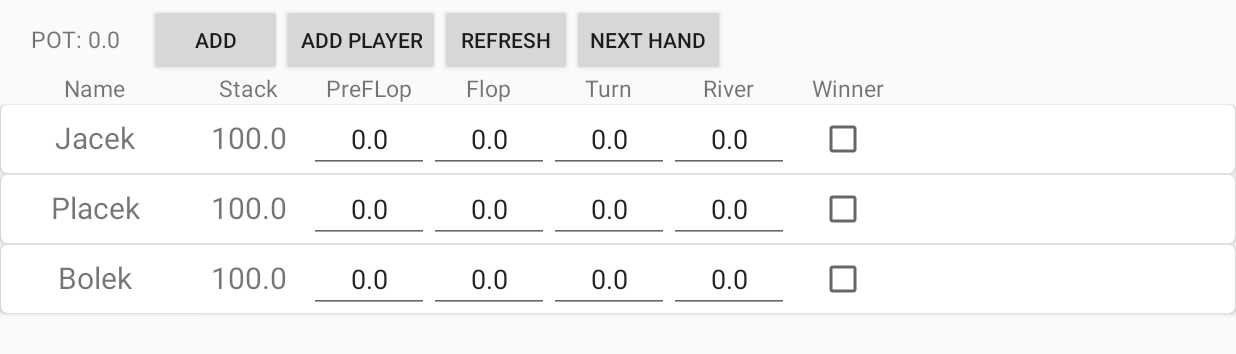
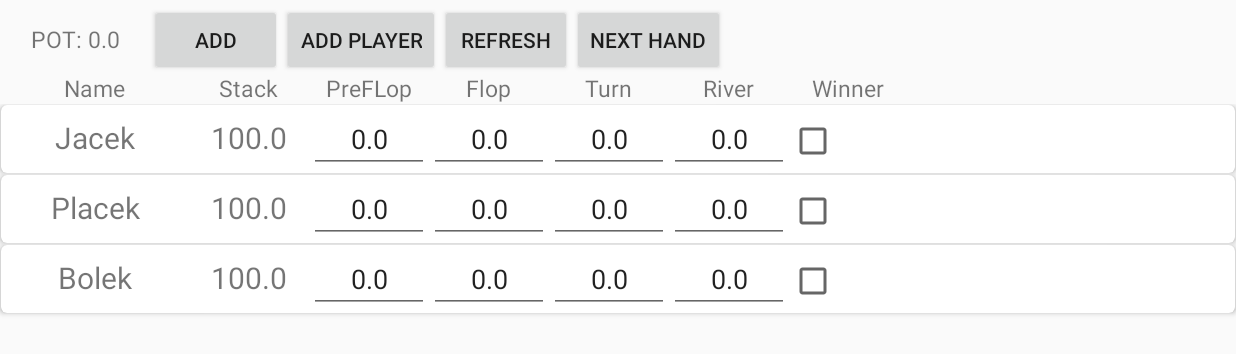
Before and after one commit to skrzychuz/PokerChips2, an Android app: the screen it shows after launch (MainActivity), after a tap on "ADD", on a phone screen of 824 x 412 dp (held sideways). Shown: the top 354 px of the screen. Run offline under Robolectric (Android 15) with nearby library versions, the phone set to English and light mode, and no system bars.

Commit message:
elo Maro

```diff
--- a/app/src/main/AndroidManifest.xml
+++ b/app/src/main/AndroidManifest.xml
@@ -9,7 +9,8 @@
         android:supportsRtl="true"
         android:theme="@style/AppTheme">
         <activity android:name=".MainActivity"
-            android:screenOrientation="landscape">
+            android:screenOrientation="landscape"
+           >>
             <intent-filter>
                 <action android:name="android.intent.action.MAIN" />
 
--- a/app/src/main/res/layout/players_item.xml
+++ b/app/src/main/res/layout/players_item.xml
@@ -81,9 +81,7 @@
             android:id="@+id/checkboxID"
             android:layout_height="wrap_content"
             android:onClick="onCheckboxClicked"
-            android:checked="false"
-            android:layout_gravity="center_vertical"
-            android:layout_marginLeft="20dp" />/>
+            android:checked="false" />/>
 
 
     </LinearLayout>
```
